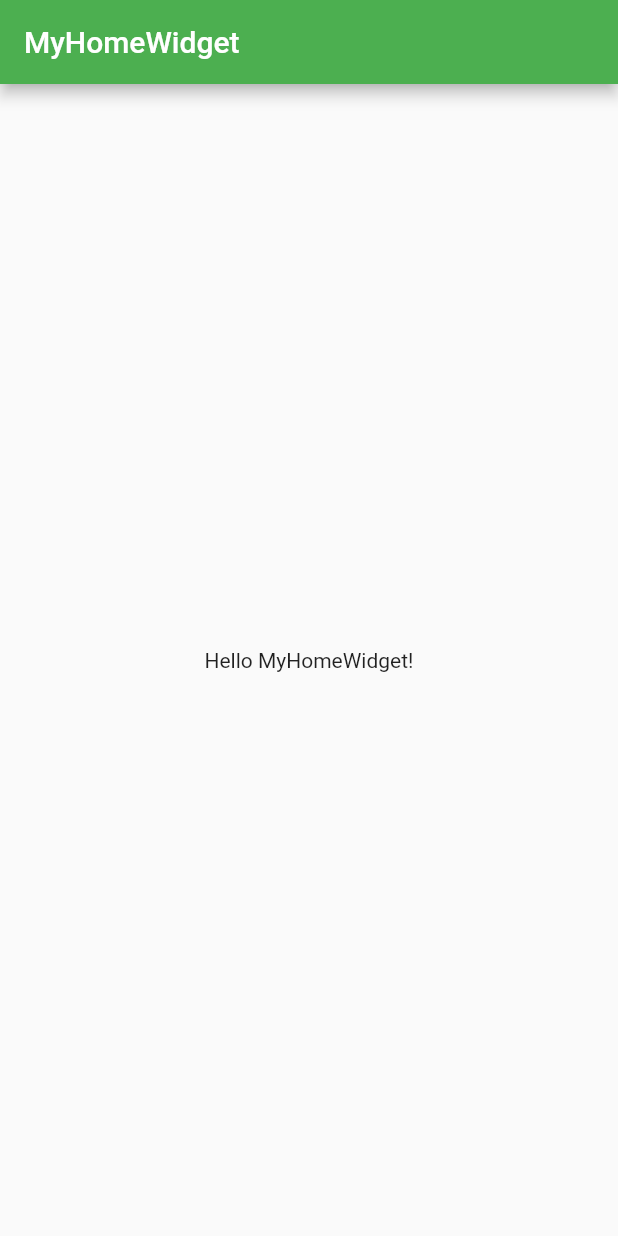
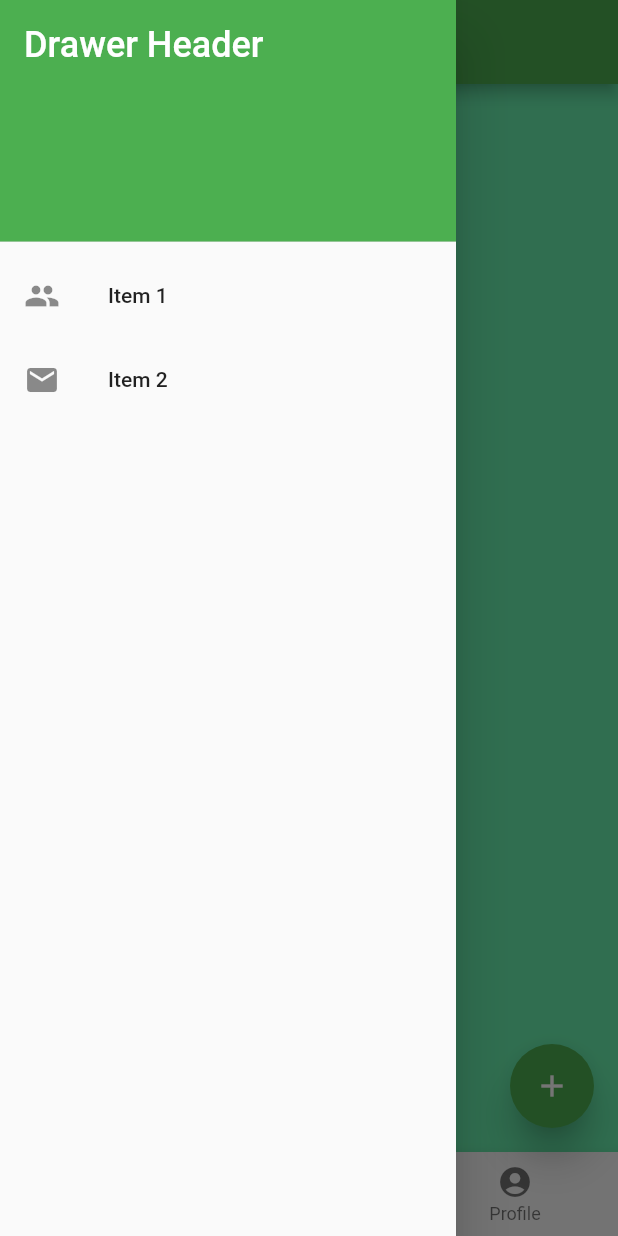
Before and after one commit to tanveerahmed1987/flutter_app, a Flutter app: the screen it shows after launch, with the side drawer open (before the commit the screen has no drawer), on a phone screen of 412 x 824 dp. Run offline on Flutter 3.47's test engine with Material 2 defaults, Android fonts, the phone set to English and light mode, and no system bars.

Commit message:
AppBar, Body, Drawer, BottomNavigationBar, FloatingActionButton and background in scaffold

```diff
--- a/lib/main.dart
+++ b/lib/main.dart
@@ -16,15 +16,31 @@ class MyHomeWidget extends StatelessWidget {
   @override
   Widget build(BuildContext context) {
     return Scaffold(
-      appBar: AppBar(
-        title: Text('MyHomeWidget'),
+      appBar: AppBar( title: Text('MyHomeWidget')),
+      body: Center(child: Text('Hello MyHomeWidget!', style: TextStyle( color: Colors.black, fontSize: 20.0))),
+      floatingActionButton: FloatingActionButton(
+          elevation: 10.0,
+          child: Icon(Icons.add),
+          onPressed: (){ }
       ),
-      body:
-        Container(
-          child: Center(
-            child: Text('Hello MyHomeWidget!')
-          )
-        ),
+      drawer: Drawer(
+        child: ListView(
+          children: const <Widget>[
+            DrawerHeader(
+              decoration: BoxDecoration(color: Colors.green),
+              child: Text( 'Drawer Header',style: TextStyle(color: Colors.white,fontSize: 24)),
+            ),
+            ListTile(title: Text('Item 1'),leading : Icon(Icons.people)),
+            ListTile(title: Text('Item 2'), leading: Icon(Icons.mail)),
+      ],),),
+      bottomNavigationBar : BottomNavigationBar(
+        currentIndex : 0, fixedColor: Colors.green,
+        items: [ BottomNavigationBarItem(title : Text("Home"), icon : Icon(Icons.home)),
+                 BottomNavigationBarItem(title : Text("Search"), icon : Icon(Icons.search)),
+                 BottomNavigationBarItem(title : Text("Profile"), icon : Icon(Icons.account_circle))],
+        onTap: (int indexOfItem){ }
+      ),
+      backgroundColor: Colors.greenAccent,
     );
   }
 }
```
